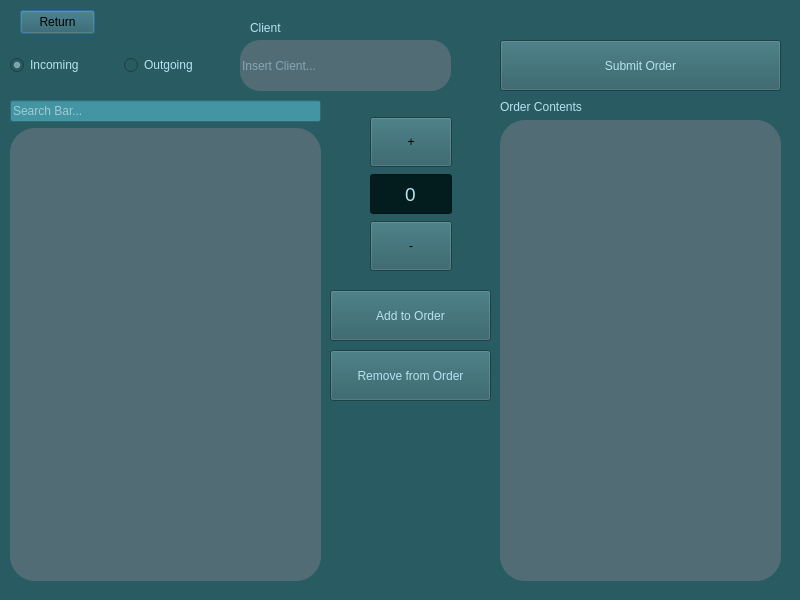
First picture: the form in UI/create_order.ui, repository npaolini-8/se-group-5, before the edit.
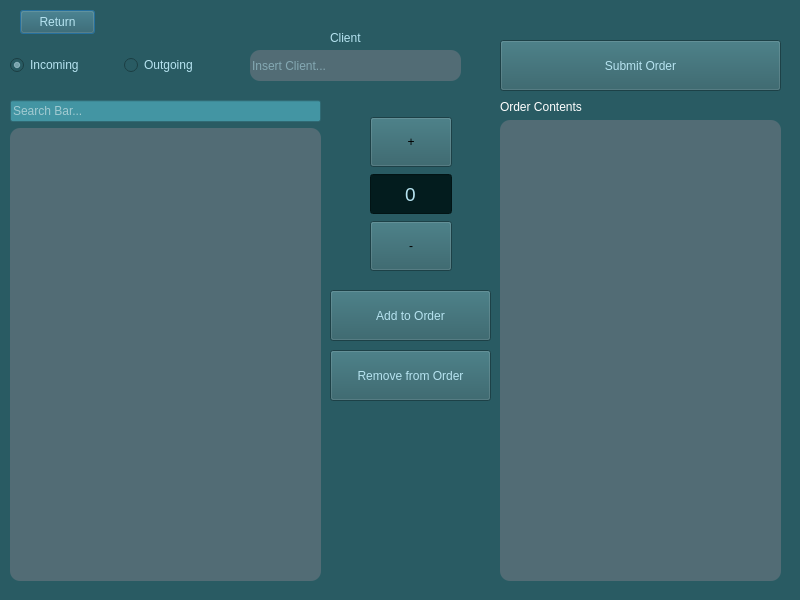
Second picture: the form after the edit.

The edit to the form file:
```diff
--- a/UI/create_order.ui
+++ b/UI/create_order.ui
@@ -26,6 +26,9 @@
      <height>24</height>
     </rect>
    </property>
+   <property name="styleSheet">
+    <string notr="true">color: #B6E3F0;</string>
+   </property>
    <property name="text">
     <string>Return</string>
    </property>
@@ -97,7 +100,7 @@
       <property name="styleSheet">
        <string notr="true">background-color: #526c75;
 color: #B6E3F0;
-border-radius: 25px;
+border-radius: 10px;
 font-size: 12px;</string>
       </property>
      </widget>
@@ -134,7 +137,7 @@
     <item>
      <widget class="QLabel" name="label">
       <property name="styleSheet">
-       <string notr="true">color: #B6E3F0;
+       <string notr="true">color: white;
 font-size: 12px;</string>
       </property>
       <property name="text">
@@ -147,7 +150,7 @@
       <property name="styleSheet">
        <string notr="true">background-color: #526c75;
 color: #B6E3F0;
-border-radius: 25px;
+border-radius: 10px;
 font-size: 12px;</string>
       </property>
      </widget>
@@ -157,16 +160,16 @@
   <widget class="QLineEdit" name="client_line">
    <property name="geometry">
     <rect>
-     <x>240</x>
-     <y>40</y>
+     <x>250</x>
+     <y>50</y>
      <width>211</width>
-     <height>51</height>
+     <height>31</height>
     </rect>
    </property>
    <property name="styleSheet">
     <string notr="true">background-color: #526c75;
 color: #B6E3F0;
-border-radius: 20px;
+border-radius: 10px;
 font-size: 12px;</string>
    </property>
    <property name="placeholderText">
@@ -176,8 +179,8 @@
   <widget class="QLabel" name="label_2">
    <property name="geometry">
     <rect>
-     <x>250</x>
-     <y>20</y>
+     <x>330</x>
+     <y>30</y>
      <width>49</width>
      <height>16</height>
     </rect>
```
